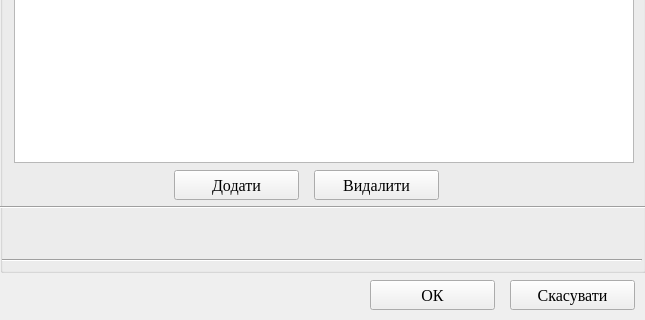
This is ttn.ui in andrboyko/zbyt as Qt 5 draws it before an edit; both pictures show x 0 to 645 and y 398 to 718 of the 645 by 718 pixel window. The edited form follows.
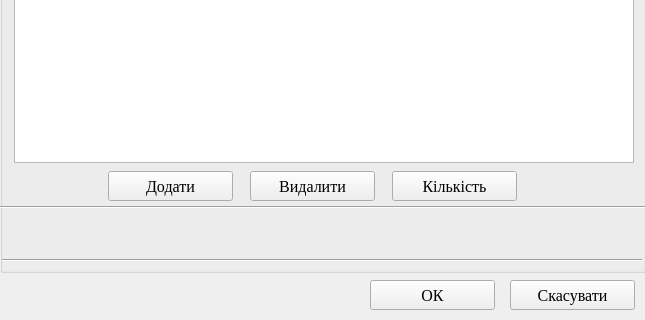
This is the edited form. Icons and pictures are not drawn.

Diff of the .ui file:
```diff
--- a/ttn.ui
+++ b/ttn.ui
@@ -368,8 +368,8 @@
     </property>
     <property name="geometry">
      <rect>
-      <x>174</x>
-      <y>338</y>
+      <x>108</x>
+      <y>339</y>
       <width>125</width>
       <height>30</height>
      </rect>
@@ -394,8 +394,8 @@
     </property>
     <property name="geometry">
      <rect>
-      <x>314</x>
-      <y>338</y>
+      <x>250</x>
+      <y>339</y>
       <width>125</width>
       <height>30</height>
      </rect>
@@ -427,6 +427,32 @@
      <string/>
     </property>
    </widget>
+   <widget class="QPushButton" name="pushButton_6">
+    <property name="enabled">
+     <bool>true</bool>
+    </property>
+    <property name="geometry">
+     <rect>
+      <x>392</x>
+      <y>339</y>
+      <width>125</width>
+      <height>30</height>
+     </rect>
+    </property>
+    <property name="text">
+     <string>Кількість</string>
+    </property>
+    <property name="icon">
+     <iconset resource="ico.qrc">
+      <normaloff>:/ico/edit.ico</normaloff>:/ico/edit.ico</iconset>
+    </property>
+    <property name="iconSize">
+     <size>
+      <width>22</width>
+      <height>22</height>
+     </size>
+    </property>
+   </widget>
   </widget>
  </widget>
  <tabstops>
```
